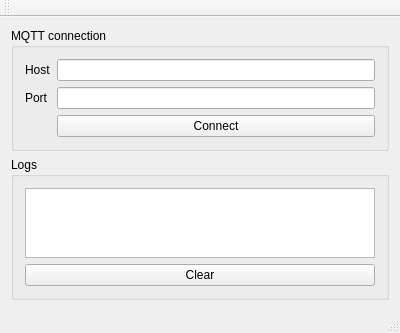
Above: mainwindow.ui from KacperChmielewski/pwrsbt-groundStation before the change. Below: the same form after it.
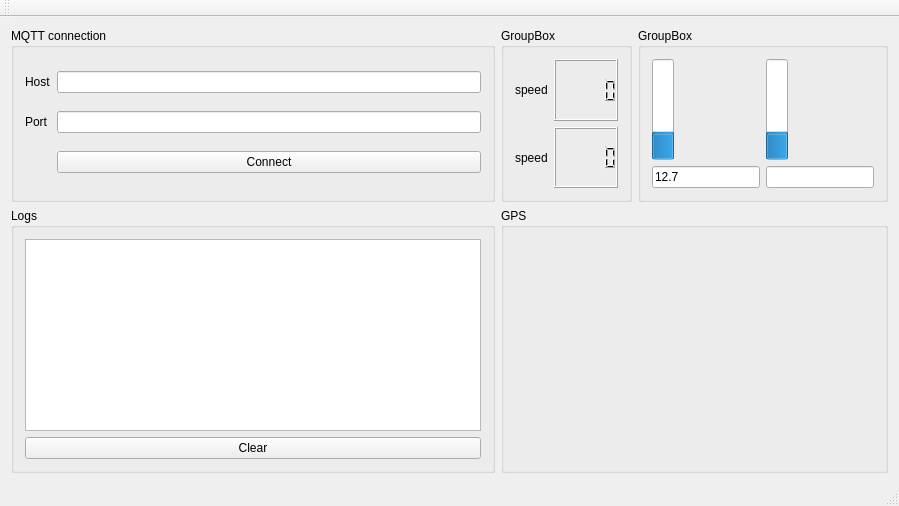
That is the form after the change.

```diff
--- a/mainwindow.ui
+++ b/mainwindow.ui
@@ -6,8 +6,8 @@
    <rect>
     <x>0</x>
     <y>0</y>
-    <width>400</width>
-    <height>300</height>
+    <width>899</width>
+    <height>506</height>
    </rect>
   </property>
   <property name="windowTitle">
@@ -15,22 +15,32 @@
   </property>
   <widget class="QWidget" name="centralWidget">
    <layout class="QGridLayout" name="gridLayout">
-    <item row="1" column="0">
-     <widget class="QGroupBox" name="wLoggerGroup">
+    <item row="0" column="1">
+     <widget class="QGroupBox" name="groupBox">
       <property name="title">
-       <string>Logs</string>
+       <string>GroupBox</string>
       </property>
-      <layout class="QVBoxLayout" name="verticalLayout">
-       <item>
-        <widget class="QPlainTextEdit" name="wLoggerBox"/>
+      <layout class="QGridLayout" name="gridLayout_3">
+       <item row="0" column="0">
+        <widget class="QLabel" name="label">
+         <property name="text">
+          <string>speed</string>
+         </property>
+        </widget>
        </item>
-       <item>
-        <widget class="QPushButton" name="wLoggerButton">
+       <item row="0" column="1">
+        <widget class="QLCDNumber" name="lcdNumber"/>
+       </item>
+       <item row="1" column="0">
+        <widget class="QLabel" name="label_2">
          <property name="text">
-          <string>Clear</string>
+          <string>speed</string>
          </property>
         </widget>
        </item>
+       <item row="1" column="1">
+        <widget class="QLCDNumber" name="lcdNumber_2"/>
+       </item>
       </layout>
      </widget>
     </item>
@@ -70,6 +80,96 @@
       </layout>
      </widget>
     </item>
+    <item row="1" column="0">
+     <widget class="QGroupBox" name="wLoggerGroup">
+      <property name="title">
+       <string>Logs</string>
+      </property>
+      <layout class="QVBoxLayout" name="verticalLayout">
+       <item>
+        <widget class="QPlainTextEdit" name="wLoggerBox"/>
+       </item>
+       <item>
+        <widget class="QPushButton" name="wLoggerButton">
+         <property name="text">
+          <string>Clear</string>
+         </property>
+        </widget>
+       </item>
+      </layout>
+     </widget>
+    </item>
+    <item row="0" column="2">
+     <widget class="QGroupBox" name="groupBox_3">
+      <property name="title">
+       <string>GroupBox</string>
+      </property>
+      <layout class="QGridLayout" name="gridLayout_4">
+       <item row="3" column="1">
+        <widget class="QLineEdit" name="lineEdit">
+         <property name="sizePolicy">
+          <sizepolicy hsizetype="Minimum" vsizetype="Fixed">
+           <horstretch>0</horstretch>
+           <verstretch>0</verstretch>
+          </sizepolicy>
+         </property>
+        </widget>
+       </item>
+       <item row="3" column="0">
+        <widget class="QLineEdit" name="lineEdit_2">
+         <property name="sizePolicy">
+          <sizepolicy hsizetype="Fixed" vsizetype="Fixed">
+           <horstretch>0</horstretch>
+           <verstretch>0</verstretch>
+          </sizepolicy>
+         </property>
+         <property name="text">
+          <string>12.7</string>
+         </property>
+        </widget>
+       </item>
+       <item row="2" column="0">
+        <widget class="QProgressBar" name="progressBar_2">
+         <property name="value">
+          <number>24</number>
+         </property>
+         <property name="alignment">
+          <set>Qt::AlignLeading|Qt::AlignLeft|Qt::AlignVCenter</set>
+         </property>
+         <property name="textVisible">
+          <bool>false</bool>
+         </property>
+         <property name="orientation">
+          <enum>Qt::Vertical</enum>
+         </property>
+         <property name="textDirection">
+          <enum>QProgressBar::TopToBottom</enum>
+         </property>
+        </widget>
+       </item>
+       <item row="2" column="1">
+        <widget class="QProgressBar" name="progressBar">
+         <property name="value">
+          <number>24</number>
+         </property>
+         <property name="textVisible">
+          <bool>false</bool>
+         </property>
+         <property name="orientation">
+          <enum>Qt::Vertical</enum>
+         </property>
+        </widget>
+       </item>
+      </layout>
+     </widget>
+    </item>
+    <item row="1" column="1" colspan="2">
+     <widget class="QGroupBox" name="groupBox_4">
+      <property name="title">
+       <string>GPS</string>
+      </property>
+     </widget>
+    </item>
    </layout>
   </widget>
   <widget class="QMenuBar" name="menuBar">
```
Left out of the diff: 2 changed lines with no effect on the pictures.
